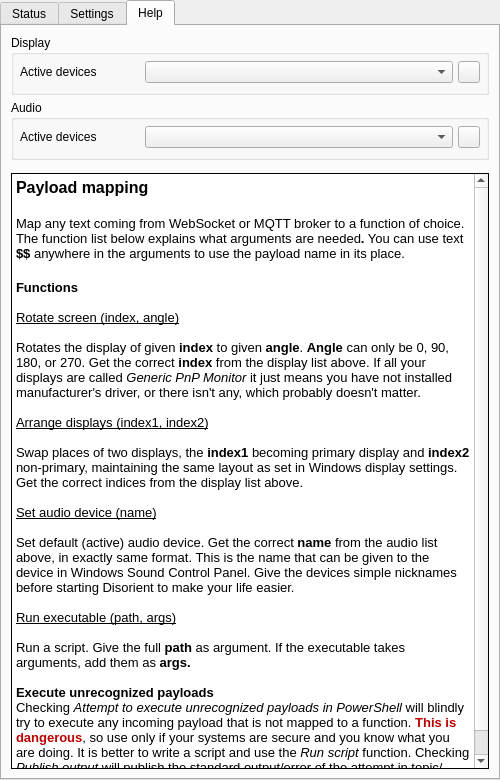
Above: forms/mainwindow.ui from stuomas/disorient before the change. Below: the same form after it.
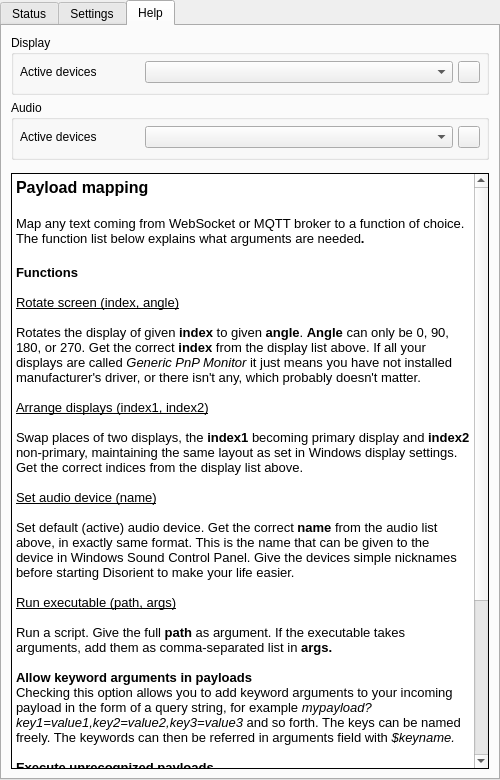
That is the form after the change. The open tabs and pages were chosen to show the change. Icons and pictures are not drawn.

Commit message: Introduce keyword arguments

What changed in the file:
```diff
--- a/forms/mainwindow.ui
+++ b/forms/mainwindow.ui
@@ -1109,7 +1109,7 @@
 &lt;/style&gt;&lt;/head&gt;&lt;body style=&quot; font-family:'MS Shell Dlg 2'; font-size:8.25pt; font-weight:400; font-style:normal;&quot;&gt;
 &lt;p style=&quot; margin-top:0px; margin-bottom:0px; margin-left:0px; margin-right:0px; -qt-block-indent:0; text-indent:0px;&quot;&gt;&lt;span style=&quot; font-size:12pt; font-weight:600;&quot;&gt;Payload mapping&lt;/span&gt;&lt;/p&gt;
 &lt;p style=&quot;-qt-paragraph-type:empty; margin-top:0px; margin-bottom:0px; margin-left:0px; margin-right:0px; -qt-block-indent:0; text-indent:0px; font-size:12pt; font-weight:600;&quot;&gt;&lt;br /&gt;&lt;/p&gt;
-&lt;p style=&quot; margin-top:0px; margin-bottom:0px; margin-left:0px; margin-right:0px; -qt-block-indent:0; text-indent:0px;&quot;&gt;&lt;span style=&quot; font-size:10pt;&quot;&gt;Map any text coming from WebSocket or MQTT broker to a function of choice. The function list below explains what arguments are needed&lt;/span&gt;&lt;span style=&quot; font-size:10pt; font-weight:600;&quot;&gt;.&lt;/span&gt;&lt;span style=&quot; font-size:10pt;&quot;&gt; You can use text &lt;/span&gt;&lt;span style=&quot; font-size:10pt; font-weight:600;&quot;&gt;$$&lt;/span&gt;&lt;span style=&quot; font-size:10pt;&quot;&gt; anywhere in the arguments to use the payload name in its place.&lt;/span&gt;&lt;/p&gt;
+&lt;p style=&quot; margin-top:0px; margin-bottom:0px; margin-left:0px; margin-right:0px; -qt-block-indent:0; text-indent:0px;&quot;&gt;&lt;span style=&quot; font-size:10pt;&quot;&gt;Map any text coming from WebSocket or MQTT broker to a function of choice. The function list below explains what arguments are needed&lt;/span&gt;&lt;span style=&quot; font-size:10pt; font-weight:600;&quot;&gt;.&lt;/span&gt;&lt;span style=&quot; font-size:10pt;&quot;&gt; &lt;/span&gt;&lt;/p&gt;
 &lt;p style=&quot;-qt-paragraph-type:empty; margin-top:0px; margin-bottom:0px; margin-left:0px; margin-right:0px; -qt-block-indent:0; text-indent:0px; font-size:12pt; font-weight:600;&quot;&gt;&lt;br /&gt;&lt;/p&gt;
 &lt;p style=&quot; margin-top:0px; margin-bottom:0px; margin-left:0px; margin-right:0px; -qt-block-indent:0; text-indent:0px;&quot;&gt;&lt;span style=&quot; font-size:10pt; font-weight:600;&quot;&gt;Functions&lt;/span&gt;&lt;/p&gt;
 &lt;p style=&quot;-qt-paragraph-type:empty; margin-top:0px; margin-bottom:0px; margin-left:0px; margin-right:0px; -qt-block-indent:0; text-indent:0px; font-size:10pt; font-weight:600;&quot;&gt;&lt;br /&gt;&lt;/p&gt;
@@ -1127,10 +1127,16 @@
 &lt;p style=&quot;-qt-paragraph-type:empty; margin-top:0px; margin-bottom:0px; margin-left:0px; margin-right:0px; -qt-block-indent:0; text-indent:0px; font-size:10pt; text-decoration: underline;&quot;&gt;&lt;br /&gt;&lt;/p&gt;
 &lt;p style=&quot; margin-top:0px; margin-bottom:0px; margin-left:0px; margin-right:0px; -qt-block-indent:0; text-indent:0px;&quot;&gt;&lt;span style=&quot; font-size:10pt; text-decoration: underline;&quot;&gt;Run executable (path, args)&lt;/span&gt;&lt;/p&gt;
 &lt;p style=&quot;-qt-paragraph-type:empty; margin-top:0px; margin-bottom:0px; margin-left:0px; margin-right:0px; -qt-block-indent:0; text-indent:0px; font-size:10pt; text-decoration: underline;&quot;&gt;&lt;br /&gt;&lt;/p&gt;
-&lt;p style=&quot; margin-top:0px; margin-bottom:0px; margin-left:0px; margin-right:0px; -qt-block-indent:0; text-indent:0px;&quot;&gt;&lt;span style=&quot; font-size:10pt;&quot;&gt;Run a script. Give the full &lt;/span&gt;&lt;span style=&quot; font-size:10pt; font-weight:600;&quot;&gt;path&lt;/span&gt;&lt;span style=&quot; font-size:10pt;&quot;&gt; as argument. If the executable takes arguments, add them as &lt;/span&gt;&lt;span style=&quot; font-size:10pt; font-weight:600;&quot;&gt;args. &lt;/span&gt;&lt;/p&gt;
+&lt;p style=&quot; margin-top:0px; margin-bottom:0px; margin-left:0px; margin-right:0px; -qt-block-indent:0; text-indent:0px;&quot;&gt;&lt;span style=&quot; font-size:10pt;&quot;&gt;Run a script. Give the full &lt;/span&gt;&lt;span style=&quot; font-size:10pt; font-weight:600;&quot;&gt;path&lt;/span&gt;&lt;span style=&quot; font-size:10pt;&quot;&gt; as argument. If the executable takes arguments, add them as comma-separated list in &lt;/span&gt;&lt;span style=&quot; font-size:10pt; font-weight:600;&quot;&gt;args. &lt;/span&gt;&lt;/p&gt;
 &lt;p style=&quot;-qt-paragraph-type:empty; margin-top:0px; margin-bottom:0px; margin-left:0px; margin-right:0px; -qt-block-indent:0; text-indent:0px; font-size:10pt;&quot;&gt;&lt;br /&gt;&lt;/p&gt;
+&lt;p style=&quot; margin-top:0px; margin-bottom:0px; margin-left:0px; margin-right:0px; -qt-block-indent:0; text-indent:0px;&quot;&gt;&lt;span style=&quot; font-size:10pt; font-weight:600;&quot;&gt;Allow keyword arguments in payloads&lt;/span&gt;&lt;/p&gt;
+&lt;p style=&quot; margin-top:0px; margin-bottom:0px; margin-left:0px; margin-right:0px; -qt-block-indent:0; text-indent:0px;&quot;&gt;&lt;span style=&quot; font-size:10pt;&quot;&gt;Checking this option allows you to add keyword arguments to your incoming payload in the form of a query string, for example &lt;/span&gt;&lt;span style=&quot; font-size:10pt; font-style:italic;&quot;&gt;mypayload?key1=value1,key2=value2,key3=value3 &lt;/span&gt;&lt;span style=&quot; font-size:10pt;&quot;&gt;and so forth. The keys can be named freely. The keywords can then be referred in arguments field with &lt;/span&gt;&lt;span style=&quot; font-size:10pt; font-style:italic;&quot;&gt;$keyname.&lt;/span&gt;&lt;/p&gt;
+&lt;p style=&quot;-qt-paragraph-type:empty; margin-top:0px; margin-bottom:0px; margin-left:0px; margin-right:0px; -qt-block-indent:0; text-indent:0px; font-size:10pt; font-weight:600;&quot;&gt;&lt;br /&gt;&lt;/p&gt;
 &lt;p style=&quot; margin-top:0px; margin-bottom:0px; margin-left:0px; margin-right:0px; -qt-block-indent:0; text-indent:0px;&quot;&gt;&lt;span style=&quot; font-size:10pt; font-weight:600;&quot;&gt;Execute unrecognized payloads&lt;/span&gt;&lt;/p&gt;
-&lt;p style=&quot; margin-top:0px; margin-bottom:0px; margin-left:0px; margin-right:0px; -qt-block-indent:0; text-indent:0px;&quot;&gt;&lt;span style=&quot; font-size:10pt;&quot;&gt;Checking &lt;/span&gt;&lt;span style=&quot; font-size:10pt; font-style:italic;&quot;&gt;Attempt to execute unrecognized payloads in PowerShell &lt;/span&gt;&lt;span style=&quot; font-size:10pt;&quot;&gt;will blindly try to execute any incoming payload that is not mapped to a function.&lt;/span&gt;&lt;span style=&quot; font-size:10pt; color:#bc0000;&quot;&gt; &lt;/span&gt;&lt;span style=&quot; font-size:10pt; font-weight:600; color:#bc0000;&quot;&gt;This is dangerous&lt;/span&gt;&lt;span style=&quot; font-size:10pt;&quot;&gt;, so use only if your systems are secure and you know what you are doing. It is better to write a script and use the &lt;/span&gt;&lt;span style=&quot; font-size:10pt; font-style:italic;&quot;&gt;Run script&lt;/span&gt;&lt;span style=&quot; font-size:10pt;&quot;&gt; function. Checking &lt;/span&gt;&lt;span style=&quot; font-size:10pt; font-style:italic;&quot;&gt;Publish output &lt;/span&gt;&lt;span style=&quot; font-size:10pt;&quot;&gt;will publish the standard output/error of the attempt in topic/powershell/response.&lt;/span&gt;&lt;/p&gt;&lt;/body&gt;&lt;/html&gt;</string>
+&lt;p style=&quot; margin-top:0px; margin-bottom:0px; margin-left:0px; margin-right:0px; -qt-block-indent:0; text-indent:0px;&quot;&gt;&lt;span style=&quot; font-size:10pt;&quot;&gt;Checking &lt;/span&gt;&lt;span style=&quot; font-size:10pt; font-style:italic;&quot;&gt;Attempt to execute unrecognized payloads in PowerShell &lt;/span&gt;&lt;span style=&quot; font-size:10pt;&quot;&gt;will blindly try to execute any incoming payload that is not mapped to a function.&lt;/span&gt;&lt;span style=&quot; font-size:10pt; color:#bc0000;&quot;&gt; &lt;/span&gt;&lt;span style=&quot; font-size:10pt; font-weight:600; color:#bc0000;&quot;&gt;This is dangerous&lt;/span&gt;&lt;span style=&quot; font-size:10pt;&quot;&gt;, so use only if your systems are secure and you know what you are doing. It is better to write a script and use the &lt;/span&gt;&lt;span style=&quot; font-size:10pt; font-style:italic;&quot;&gt;Run script&lt;/span&gt;&lt;span style=&quot; font-size:10pt;&quot;&gt; function. Checking &lt;/span&gt;&lt;span style=&quot; font-size:10pt; font-style:italic;&quot;&gt;Publish output &lt;/span&gt;&lt;span style=&quot; font-size:10pt;&quot;&gt;will publish the standard output/error of the attempt in &amp;lt;chosen_&lt;/span&gt;&lt;span style=&quot; font-size:10pt; font-style:italic;&quot;&gt;topic&amp;gt;/powershell/response&lt;/span&gt;&lt;span style=&quot; font-size:10pt;&quot;&gt;.&lt;/span&gt;&lt;/p&gt;
+&lt;p style=&quot;-qt-paragraph-type:empty; margin-top:0px; margin-bottom:0px; margin-left:0px; margin-right:0px; -qt-block-indent:0; text-indent:0px; font-size:10pt;&quot;&gt;&lt;br /&gt;&lt;/p&gt;
+&lt;p style=&quot; margin-top:0px; margin-bottom:0px; margin-left:0px; margin-right:0px; -qt-block-indent:0; text-indent:0px;&quot;&gt;&lt;span style=&quot; font-size:10pt; font-weight:600;&quot;&gt;Responses&lt;/span&gt;&lt;/p&gt;
+&lt;p style=&quot; margin-top:0px; margin-bottom:0px; margin-left:0px; margin-right:0px; -qt-block-indent:0; text-indent:0px;&quot;&gt;&lt;span style=&quot; font-size:10pt;&quot;&gt;When the function has run, a response will be published in topic &lt;/span&gt;&lt;span style=&quot; font-size:10pt; font-style:italic;&quot;&gt;&amp;lt;chosen_topic&amp;gt;/&amp;lt;payload_name&amp;gt;/response&lt;/span&gt;&lt;span style=&quot; font-size:10pt;&quot;&gt; with a message, which in some cases is empty. For WebSocket, a text message with the format &lt;/span&gt;&lt;span style=&quot; font-size:10pt; font-style:italic;&quot;&gt;&amp;lt;payload_name&amp;gt;/response/message&lt;/span&gt;&lt;span style=&quot; font-size:10pt;&quot;&gt; is sent back to the server. The response can be used as an acknoledgement that the command was received and `executed`.&lt;/span&gt;&lt;/p&gt;&lt;/body&gt;&lt;/html&gt;</string>
           </property>
          </widget>
         </item>
```
Left out of the diff: 9 changed lines with no effect on the pictures. The commit also changes 6 other files.
